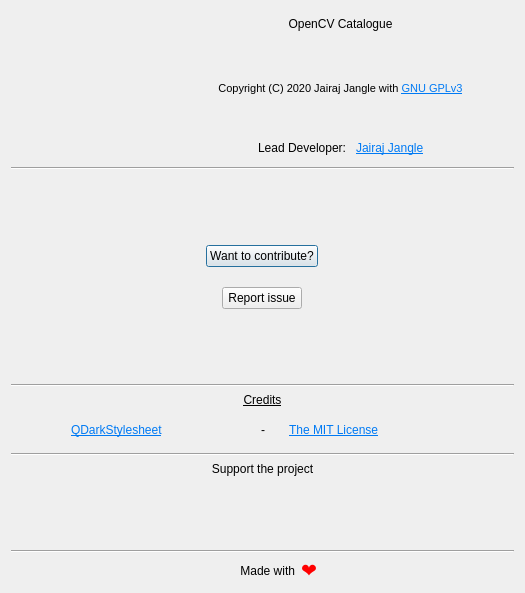
The window that Window/AboutDialog/aboutdialog.ui (JairajJangle/OpenCV-Catalogue) describes before a commit, drawn with Qt 5.
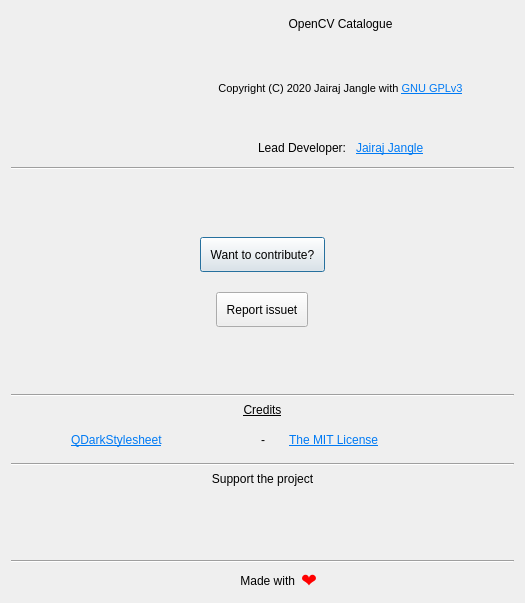
The same window after the commit. Icons and pictures are not drawn.

Commit message: Added Padding to buttons in About Dialog

Diff of the .ui file:
```diff
--- a/Window/AboutDialog/aboutdialog.ui
+++ b/Window/AboutDialog/aboutdialog.ui
@@ -7,7 +7,7 @@
     <x>0</x>
     <y>0</y>
     <width>525</width>
-    <height>593</height>
+    <height>603</height>
    </rect>
   </property>
   <property name="sizePolicy">
@@ -231,11 +231,17 @@
              <verstretch>0</verstretch>
             </sizepolicy>
            </property>
+           <property name="minimumSize">
+            <size>
+             <width>0</width>
+             <height>35</height>
+            </size>
+           </property>
            <property name="toolTip">
             <string>Sourced hosted on Github</string>
            </property>
            <property name="text">
-            <string>Want to contribute?</string>
+            <string>  Want to contribute?  </string>
            </property>
            <property name="default">
             <bool>false</bool>
@@ -257,11 +263,17 @@
              <verstretch>0</verstretch>
             </sizepolicy>
            </property>
+           <property name="minimumSize">
+            <size>
+             <width>0</width>
+             <height>35</height>
+            </size>
+           </property>
            <property name="toolTip">
             <string>Write new Issue on Github</string>
            </property>
            <property name="text">
-            <string>Report issue</string>
+            <string>  Report issuet  </string>
            </property>
           </widget>
          </item>
```
